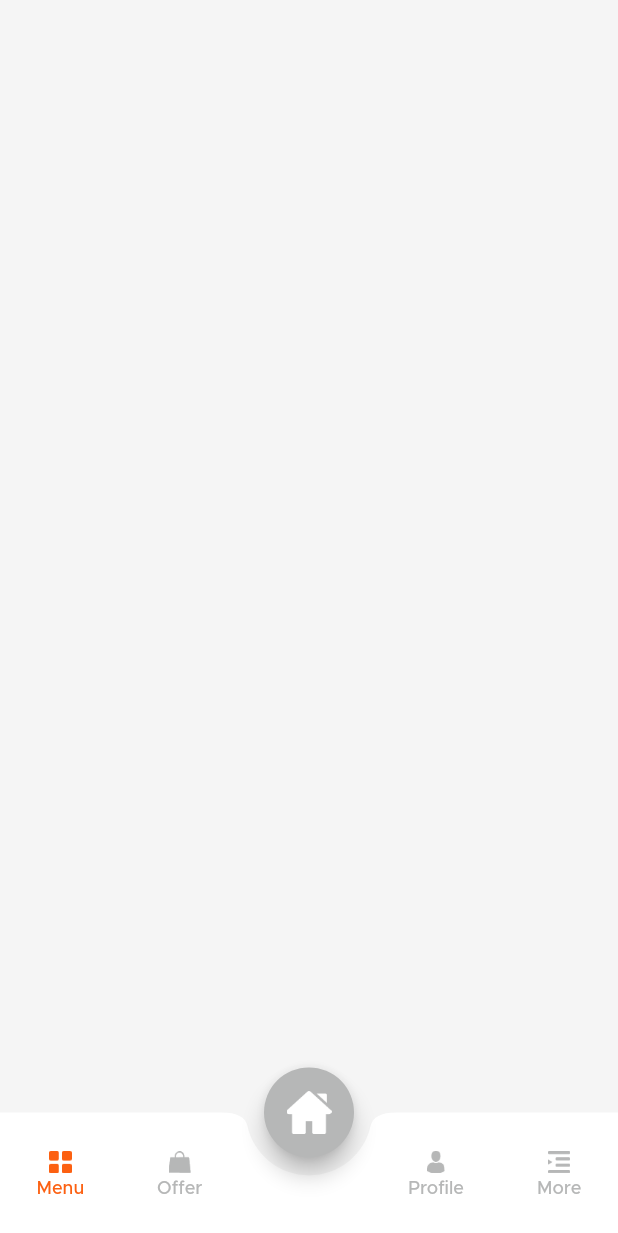
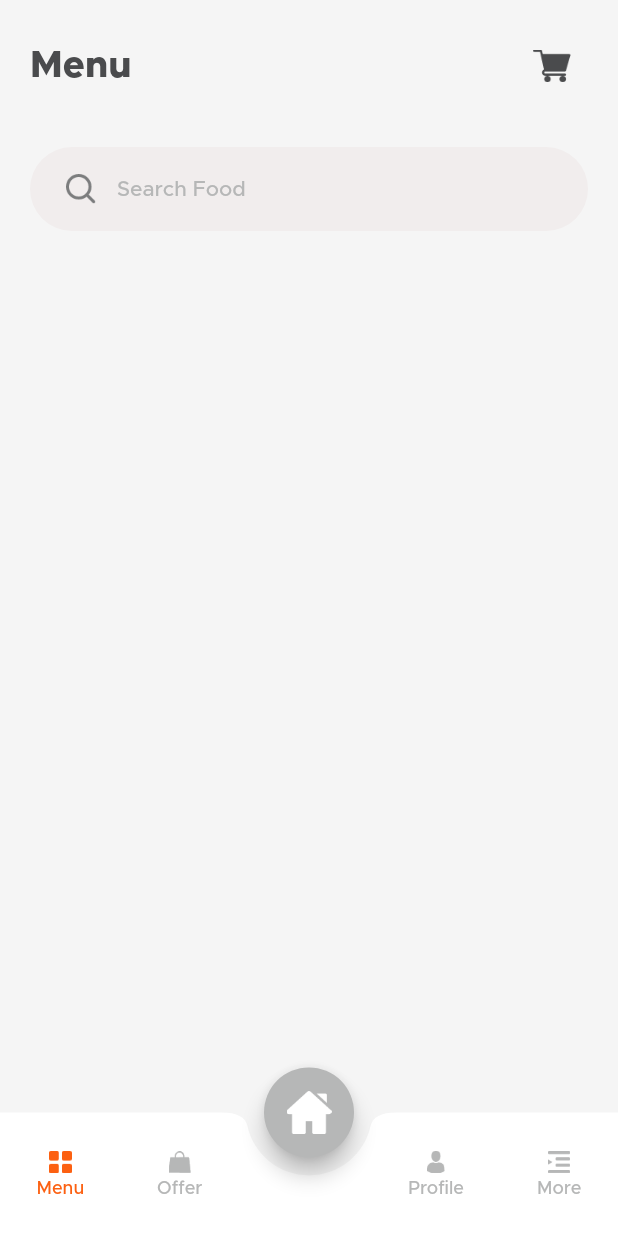
Before and after one commit to manoharacharyaa/food-delivery, a Flutter app: the MainTabView screen opened directly, scrolled down 576 dp, after a tap on "Menu", on a phone screen of 412 x 824 dp. Shown: the top 1233 px of the screen. Run offline on Flutter 3.47's test engine with Material 2 defaults, Android fonts, the phone set to English and light mode, and no system bars; missing offline and left inert: otp_pin_field.

Commit message:
main view

```diff
--- a/lib/common/colors.dart
+++ b/lib/common/colors.dart
@@ -6,4 +6,5 @@ class TColor {
   static Color get secondaryText => Color(0XFF7C7D7E);
   static Color get textfiels => Color(0XFFF2F2F2);
   static Color get placeholder => Color(0XFFB6B7B7);
+  static Color get searchfiels => Color.fromARGB(255, 241, 237, 237);
 }
--- a/lib/view/main_tabview/main_tabview.dart
+++ b/lib/view/main_tabview/main_tabview.dart
@@ -1,6 +1,7 @@
 import 'package:flutter/material.dart';
 import 'package:food_delivery/common/colors.dart';
 import 'package:food_delivery/view/home/home_view.dart';
+import 'package:food_delivery/view/menu/menu_view.dart';
 import 'package:food_delivery/widget/tab_button.dart';
 
 class MainTabView extends StatefulWidget {
@@ -63,7 +64,7 @@ class _MainTabViewState extends State<MainTabView> {
                   if (selectTab != 0) {
                     selectTab = 0;
                     print("selectedtab ${selectTab}");
-                    selectPageView = Container();
+                    selectPageView = MenuView();
                   }
                   if (mounted) {
                     setState(() {});
--- /dev/null
+++ b/lib/view/menu/menu_view.dart
@@ -0,0 +1,83 @@
+import 'package:flutter/material.dart';
+
+import '../../common/colors.dart';
+
+import '../../widget/round_textfield.dart';
+
+class MenuView extends StatefulWidget {
+  const MenuView({super.key});
+
+  @override
+  State<MenuView> createState() => _MenuViewState();
+}
+
+class _MenuViewState extends State<MenuView> {
+  TextEditingController txtSearch = TextEditingController();
+  @override
+  Widget build(BuildContext context) {
+    return Scaffold(
+      backgroundColor: const Color(0XFFF5F5F5),
+      body: SingleChildScrollView(
+        child: SafeArea(
+          child: Padding(
+            padding: EdgeInsets.symmetric(vertical: 20),
+            child: Column(
+              children: [
+                Padding(
+                  padding: const EdgeInsets.symmetric(horizontal: 20),
+                  child: Row(
+                    mainAxisAlignment: MainAxisAlignment.spaceBetween,
+                    children: [
+                      Text(
+                        "Menu",
+                        style: TextStyle(
+                          color: TColor.primaryText,
+                          fontSize: 25,
+                          fontWeight: FontWeight.w800,
+                        ),
+                      ),
+                      IconButton(
+                        onPressed: () {},
+                        icon: Image.asset(
+                          "assets/img/shopping_cart.png",
+                          width: 25,
+                          height: 25,
+                        ),
+                      ),
+                    ],
+                  ),
+                ),
+                SizedBox(height: 10),
+                Padding(
+                  padding: const EdgeInsets.symmetric(horizontal: 20),
+                  child: Column(
+                    crossAxisAlignment: CrossAxisAlignment.start,
+                    children: [
+                      SizedBox(height: 20),
+                      Padding(
+                        padding: EdgeInsets.symmetric(horizontal: 0),
+                        child: RoundTextfield(
+                          hintText: "Search Food",
+                          controller: txtSearch,
+                          left: Container(
+                            alignment: Alignment.center,
+                            width: 30,
+                            child: Image.asset(
+                              "assets/img/search.png",
+                              width: 20,
+                              height: 20,
+                            ),
+                          ),
+                        ),
+                      ),
+                    ],
+                  ),
+                ),
+              ],
+            ),
+          ),
+        ),
+      ),
+    );
+  }
+}
--- a/lib/widget/popular_resturant_row.dart
+++ b/lib/widget/popular_resturant_row.dart
@@ -29,7 +29,7 @@ class PopularResturantRow extends StatelessWidget {
                 fit: BoxFit.cover,
               ),
             ),
-            SizedBox(height: 8),
+            SizedBox(height: 10),
             Text(
               cObj["name"],
               textAlign: TextAlign.center,
@@ -43,6 +43,7 @@ class PopularResturantRow extends StatelessWidget {
             Row(
               mainAxisAlignment: MainAxisAlignment.start,
               children: [
+                SizedBox(width: 2),
                 Image.asset(
                   "assets/img/rate.png",
                   width: 10,
--- a/lib/widget/round_textfield.dart
+++ b/lib/widget/round_textfield.dart
@@ -23,8 +23,8 @@ class RoundTextfield extends StatelessWidget {
   Widget build(BuildContext context) {
     return Container(
       decoration: BoxDecoration(
-        color: bgcolor ?? TColor.textfiels,
-        borderRadius: BorderRadius.circular(25),
+        color: bgcolor ?? TColor.searchfiels,
+        borderRadius: BorderRadius.circular(50),
       ),
       child: Row(
         children: [
```
